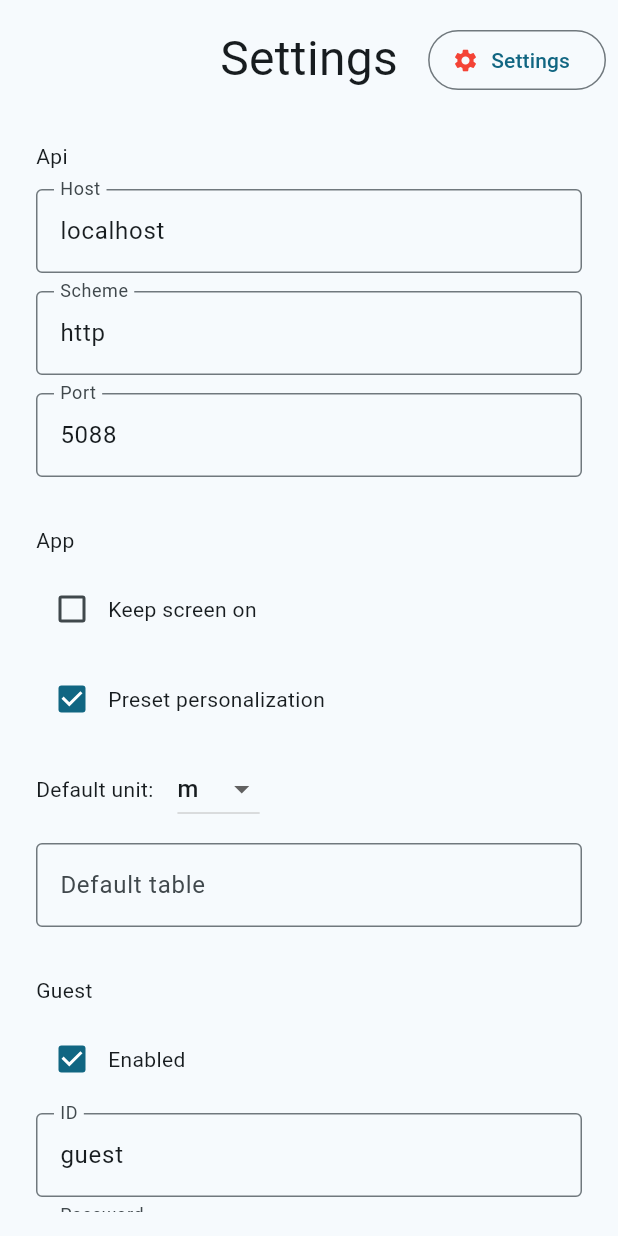
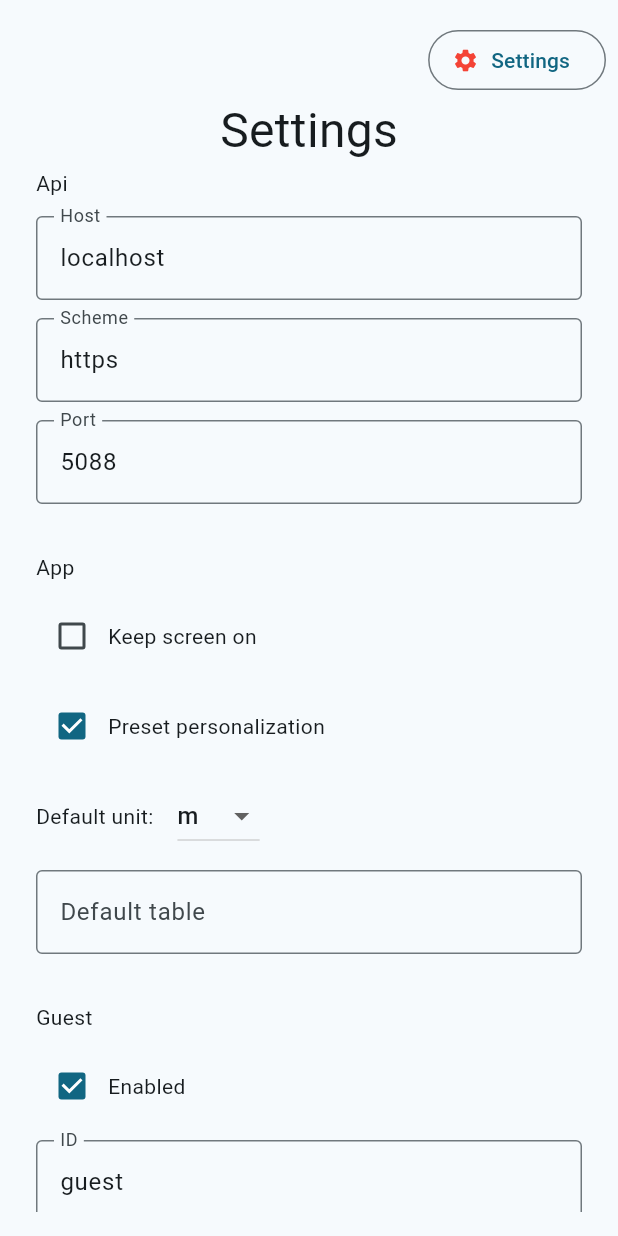
Before and after one commit to ArGeIgJuNiVi/masasas-app, a Flutter app: the screen it shows after launch, after a tap on "Settings", on a phone screen of 412 x 824 dp. Run offline on Flutter 3.47's test engine with Material 3 defaults, Android fonts, the phone set to English and light mode, and no system bars; our stand-ins replace fl_chart, flutter_svg, shared_preferences, wakelock_plus; missing offline and left inert: nfc_manager; network calls fail.

Commit message:
removed rsa, added https, and ui improvements

````diff
--- a/lib/login/login.dart
+++ b/lib/login/login.dart
@@ -29,7 +29,9 @@ Widget loginPageIcon(LoginPageMethod method) => switch (method) {
     };
 
 class Login extends StatefulWidget {
-  const Login({super.key});
+  const Login({
+    super.key,
+  });
 
   @override
   State<Login> createState() => _LoginState();
@@ -38,7 +40,7 @@ class Login extends StatefulWidget {
 class _LoginState extends State<Login> {
   bool _settingsOpen = false;
   String? _userID;
-  String? _userDailyAccessCodeRSA;
+  String? _userDailyAccessCode;
   LoginPageMethod _loginMethod = LoginPageMethod.NFC;
   bool _nfcAvailable = false;
 
@@ -87,22 +89,17 @@ class _LoginState extends State<Login> {
       case MasasasResult.ok:
         try {
           var json = jsonDecode(userCredentials.body);
-          _userID = json["UserID"];
-          MasasasResponse encryptedDailyAccessCode =
-              await MasasasApi.rsaEncrypt(json["DailyAccessCode"]);
-          switch (encryptedDailyAccessCode.result) {
-            case MasasasResult.ok:
-              _userDailyAccessCodeRSA = encryptedDailyAccessCode.body;
-              break;
-            default:
-              showError(encryptedDailyAccessCode.body, 88);
-              return;
-          }
+          setState(() {
+            _userID = json["UserID"];
+            _userDailyAccessCode = json["DailyAccessCode"];
+          });
+          break;
         } catch (e) {
           if (kDebugMode) print(e);
           showError("Received invalid user data", 88);
         }
-        return setState(() {});
+
+        return;
 
       default:
         showError(userCredentials.body, 88);
@@ -132,7 +129,7 @@ class _LoginState extends State<Login> {
       await NfcManager.instance.stopSession();
     }
     _userID = null;
-    _userDailyAccessCodeRSA = null;
+    _userDailyAccessCode = null;
 
     if (error != null) {
       showError(error, 88);
@@ -145,12 +142,12 @@ class _LoginState extends State<Login> {
   Widget build(BuildContext context) {
     if (_settingsOpen) return SettingsWidget(closeSettings: closeSettings);
 
-    if (_userID != null && _userDailyAccessCodeRSA != null) {
+    if (_userID != null && _userDailyAccessCode != null) {
       return Homepage(
         showError: showError,
         showConfirmation: showConfirmation,
         userID: _userID!,
-        userDailyAccessCodeRSA: _userDailyAccessCodeRSA!,
+        userDailyAccessCode: _userDailyAccessCode!,
         invalidateUserCredentials: invalidateUserCredentials,
         nfcAvailable: _nfcAvailable,
       );
--- a/lib/login/login_nfc.dart
+++ b/lib/login/login_nfc.dart
@@ -72,8 +72,8 @@ class _LoginNFCState extends State<LoginNFC>
               return Transform.scale(
                 scale: _animation.value,
                 child: Container(
-                  width: 200,
-                  height: 200,
+                  width: MediaQuery.of(context).size.shortestSide / 3,
+                  height: MediaQuery.of(context).size.shortestSide / 3,
                   decoration: BoxDecoration(
                     shape: BoxShape.circle,
                     color: accent,
@@ -93,7 +93,7 @@ class _LoginNFCState extends State<LoginNFC>
           const SizedBox(height: 60),
           const Text(
             "Login using your work card",
-            style: TextStyle(fontSize: 18),
+            style: TextStyle(fontSize: 16),
           ),
         ],
       ),
--- a/lib/login/login_user.dart
+++ b/lib/login/login_user.dart
@@ -22,26 +22,24 @@ class _LoginPasswordState extends State<LoginPassword> {
     return Padding(
       padding: const EdgeInsets.all(16.0),
       child: Column(
-        mainAxisAlignment: MediaQuery.of(context).size.height > 540
-            ? MainAxisAlignment.center
-            : MainAxisAlignment.start,
+        mainAxisAlignment: MainAxisAlignment.center,
         children: [
           Visibility(
-            visible: MediaQuery.of(context).size.height > 680,
+            visible: MediaQuery.of(context).size.height > 660,
             child: Icon(
               Icons.table_restaurant,
-              size: min(MediaQuery.of(context).size.height / 6,
-                  MediaQuery.of(context).size.width / 2),
+              size: min(MediaQuery.of(context).size.height / 8,
+                  MediaQuery.of(context).size.width / 3),
             ),
           ),
           Visibility(
-            visible: MediaQuery.of(context).size.height > 440,
+            visible: MediaQuery.of(context).size.height > 480,
             child: const Text(
               "Masasas",
-              style: TextStyle(fontSize: 32),
+              style: TextStyle(fontSize: 28),
             ),
           ),
-          const SizedBox(height: 32),
+          const SizedBox(height: 16),
           TextField(
             controller: _usernameController,
             decoration: const InputDecoration(
--- a/lib/masasas_api/api.dart
+++ b/lib/masasas_api/api.dart
@@ -1,10 +1,8 @@
 import 'dart:convert';
-import 'package:encrypt/encrypt.dart';
+import 'dart:io';
 import 'package:flutter/foundation.dart';
-import 'package:http/http.dart';
 import 'package:masasas_app/settings.dart';
 import 'package:masasas_app/data/error_messages.dart';
-import 'package:pointycastle/export.dart';
 
 enum MasasasResult { ok, badRequest, connectionError }
 
@@ -21,25 +19,28 @@ class MasasasResponse {
 
 /// Contains implementations for all the endpoints defined in the masasas table interface
 class MasasasApi {
-  static final Client _httpClient = Client();
+  static final HttpClient _httpClient = HttpClient()
+    ..badCertificateCallback = (_, __, ___) => true;
   static String? cachedPem;
-  static late RSA cipher;
 
   static Future<MasasasResponse> _handleRequest(
-    List<String> path,
+    String path,
     String? body,
   ) async {
-    Response response;
+    HttpClientResponse response;
+    String responseBody;
     if (body == null) {
       try {
-        response = await _httpClient.get(
+        response = await ((await _httpClient.getUrl(
           Uri(
             scheme: Settings.apiScheme,
             host: Settings.apiHost,
             port: Settings.apiPort,
-            pathSegments: path,
+            path: path,
           ),
-        );
+        )))
+            .close();
+        responseBody = await response.transform(utf8.decoder).join();
       } catch (e) {
         if (kDebugMode) print(e);
         return MasasasResponse(ErrorMessages.genericConnectionError,
@@ -47,15 +48,17 @@ class MasasasApi {
       }
     } else {
       try {
-        response = await _httpClient.post(
+        response = await ((await _httpClient.postUrl(
           Uri(
             scheme: Settings.apiScheme,
             host: Settings.apiHost,
             port: Settings.apiPort,
-            pathSegments: path,
+            path: path,
           ),
-          body: body,
-        );
+        ))
+              ..write(body))
+            .close();
+        responseBody = await response.transform(utf8.decoder).join();
       } catch (e) {
         if (kDebugMode) print(e);
         return MasasasResponse(ErrorMessages.genericConnectionError,
@@ -63,36 +66,9 @@ class MasasasApi {
       }
     }
     if (response.statusCode != 200) {
-      return MasasasResponse(response.body, MasasasResult.badRequest);
+      return MasasasResponse(responseBody, MasasasResult.badRequest);
     }
-    return MasasasResponse(response.body, MasasasResult.ok);
-  }
-
-  /// ```text
-  /// Encrypt a [String] using the server's client rsa key
-  ///
-  /// - OK Request value -
-  /// Returns a
-  static Future<MasasasResponse> rsaEncrypt(String str,
-      [String typeOfString = "password"]) async {
-    MasasasResponse rsaPem = await _handleRequest(["rsa"], null);
-
-    if (rsaPem.result != MasasasResult.ok) return rsaPem;
-
-    try {
-      if (rsaPem.body != cachedPem) {
-        cachedPem = rsaPem.body;
-        cipher =
-            RSA(publicKey: RSAKeyParser().parse(rsaPem.body) as RSAPublicKey);
-      }
-      return MasasasResponse(
-          cipher.encrypt(utf8.encode(str)).base16.toUpperCase(),
-          MasasasResult.ok);
-    } catch (e) {
-      if (kDebugMode) print(e);
-      return MasasasResponse(
-          "Failed encrypting $typeOfString", MasasasResult.badRequest);
-    }
+    return MasasasResponse(responseBody, MasasasResult.ok);
   }
 
   /// ```text
@@ -104,11 +80,7 @@ class MasasasApi {
   /// - Bad Request errors -
   /// "Invalid user id or daily access code"
   static Future<MasasasResponse> getUser(String userID, String password) async {
-    MasasasResponse passwordRSA = await rsaEncrypt(password);
-    if (passwordRSA.result != MasasasResult.ok) return passwordRSA;
-
-    return await _handleRequest(
-        ["user", userID, passwordRSA.body.toUpperCase()], null);
+    return await _handleRequest("/user/$userID/$password", null);
   }
 
   /// ```text
@@ -120,9 +92,9 @@ class MasasasApi {
   /// - Bad Request errors -
   /// "Invalid user id or daily access code"
   static Future<MasasasResponse> getUserPreferences(
-          String userID, String userDailyAccessCodeRSA) async =>
+          String userID, String userDailyAccessCode) async =>
       await _handleRequest(
-          ["user", userID, userDailyAccessCodeRSA, "get_preferences"], null);
+          "/user/$userID/$userDailyAccessCode/get_preferences", null);
 
   /// ```text
   /// Get if the user is able to set preferences
@@ -133,10 +105,9 @@ class MasasasApi {
   /// Bad Request errors:
   /// "Invalid user id or daily access code"
   static Future<MasasasResponse> getUserPersonalizationState(
-          String userID, String userDailyAccessCodeRSA) async =>
+          String userID, String userDailyAccessCode) async =>
       await _handleRequest(
-          ["user", userID, userDailyAccessCodeRSA, "get_personalization_state"],
-          null);
+          "/user/$userID/$userDailyAccessCode/get_personalization_state", null);
 
   /// ```text
   /// Get if the user is able to delete their own account
@@ -147,10 +118,9 @@ class MasasasApi {
   /// Bad Request errors:
   /// "Invalid user id or daily access code"
   static Future<MasasasResponse> getUserSelfDeletionState(
-          String userID, String userDailyAccessCodeRSA) async =>
+          String userID, String userDailyAccessCode) async =>
       await _handleRequest(
-          ["user", userID, userDailyAccessCodeRSA, "get_personalization_state"],
-          null);
+          "/user/$userID/$userDailyAccessCode/get_self_deletion_state", null);
 
   /// ```text
   /// Get the list of all tables and their daily access codes
@@ -161,9 +131,9 @@ class MasasasApi {
   /// - Bad Request errors -
   /// "Invalid user id or daily access code"
   static Future<MasasasResponse> getTables(
-          String userID, String userDailyAccessCodeRSA) async =>
+          String userID, String userDailyAccessCode) async =>
       await _handleRequest(
-          ["user", userID, userDailyAccessCodeRSA, "get_tables"], null);
+          "/user/$userID/$userDailyAccessCode/get_tables", null);
 
   /// ```text
   /// Delete self
@@ -178,9 +148,9 @@ class MasasasApi {
   ///
   /// "Cannot delete the last administrator"
   static Future<MasasasResponse> deleteUserSelf(
-          String userID, String userDailyAccessCodeRSA) async =>
+          String userID, String userDailyAccessCode) async =>
       await _handleRequest(
-          ["user", userID, userDailyAccessCodeRSA, "delete_user"], null);
+          "/user/$userID/$userDailyAccessCode/delete_user", null);
 
   /// ```text
   /// Set user preferences
@@ -200,9 +170,8 @@ class MasasasApi {
   /// [EXAMPLE]
   /// """
   static Future<MasasasResponse> setPreferences(String userID,
-          String userDailyAccessCodeRSA, String preferencesJson) async =>
-      await _handleRequest(
-          ["user", userID, userDailyAccessCodeRSA, "set_preferences"],
+          String userDailyAccessCode, String preferencesJson) async =>
+      await _handleRequest("/user/$userID/$userDailyAccessCode/set_preferences",
           preferencesJson);
 
   /// ```text
@@ -216,7 +185,7 @@ class MasasasApi {
   static Future<MasasasResponse> getTableData(
           String tableID, String tableDailyAccessCode) async =>
       await _handleRequest(
-          ["table", tableID, tableDailyAccessCode, "get_data"], null);
+          "/table/$tableID/$tableDailyAccessCode/get_data", null);
 
   /// ```text
   /// Set table height (num, in meters)
@@ -230,8 +199,7 @@ class MasasasApi {
   /// "Invalid table height, should be a double in meters"
   static Future<MasasasResponse> setTableHeight(
           String tableID, String tableDailyAccessCode, num height) async =>
-      await _handleRequest(
-          ["table", tableID, tableDailyAccessCode, "set_height"],
+      await _handleRequest("/table/$tableID/$tableDailyAccessCode/set_height",
           height.toString());
 
   /// ```text
@@ -247,7 +215,7 @@ class MasasasApi {
   static Future<MasasasResponse> setTableHeightPercentage(String tableID,
           String tableDailyAccessCode, num heightPercentage) async =>
       await _handleRequest(
-          ["table", tableID, tableDailyAccessCode, "set_height_percentage"],
+          "/table/$tableID/$tableDailyAccessCode/set_height_percentage",
           heightPercentage.toString());
 
   /// ```text
@@ -260,7 +228,7 @@ class MasasasApi {
   /// "Invalid admin id or daily access code"
   static Future<MasasasResponse> adminGet(
           String adminID, String adminDailyAccessCode) async =>
-      await _handleRequest(["admin", adminID, adminDailyAccessCode], null);
+      await _handleRequest("/admin/$adminID/$adminDailyAccessCode", null);
 
   /// ```text
   /// Get the list of all users
@@ -275,7 +243,7 @@ class MasasasApi {
   static Future<MasasasResponse> adminGetUsers(
           String adminID, String adminDailyAccessCode) async =>
       await _handleRequest(
-          ["admin", adminID, adminDailyAccessCode, "get_users"], null);
+          "/admin/$adminID/$adminDailyAccessCode/get_users", null);
 
   /// ```text
   /// Disable initial warning about the default account
@@ -290,8 +258,7 @@ class MasasasApi {
   static Future<MasasasResponse> adminDisableGuestWarning(
           String adminID, String adminDailyAccessCode) async =>
       await _handleRequest(
-          ["admin", adminID, adminDailyAccessCode, "disable_guest_warning"],
-          null);
+          "/admin/$adminID/$adminDailyAccessCode/disable_guest_warning", null);
 
   /// ```text
   /// Enable the ability of the users to delete their own accounts
@@ -306,7 +273,7 @@ class MasasasApi {
   static Future<MasasasResponse> adminEnableUsersSelfDeletion(
           String adminID, String adminDailyAccessCode) async =>
       await _handleRequest(
-          ["admin", adminID, adminDailyAccessCode, "enable_user_self_deletion"],
+          "/admin/$adminID/$adminDailyAccessCode/enable_user_self_deletion",
           null);
 
   /// ```text
@@ -321,12 +288,9 @@ class MasasasApi {
   /// "Unauthorized user"
   static Future<MasasasResponse> adminDisableUsersSelfDeletion(
           String adminID, String adminDailyAccessCode) async =>
-      await _handleRequest([
-        "admin",
-        adminID,
-        adminDailyAccessCode,
-        "disable_user_self_deletion"
-      ], null);
+      await _handleRequest(
+          "/admin/$adminID/$adminDailyAccessCode/disable_user_self_deletion",
+          null);
 
   /// ```text
   /// Enable the ability of the users to modify their account personalization
@@ -340,12 +304,9 @@ class MasasasApi {
   /// "Unauthorized user"
   static Future<MasasasResponse> adminEnableUsersPersonalization(
           String adminID, String adminDailyAccessCode) async =>
-      await _handleRequest([
-        "admin",
-        adminID,
-        adminDailyAccessCode,
-        "enable_user_personalization"
-      ], null);
+      await _handleRequest(
+          "/admin/$adminID/$adminDailyAccessCode/enable_user_personalization",
+          null);
 
   /// ```text
   /// Disable the ability of the users to modify their account personalization
@@ -359,12 +320,9 @@ class MasasasApi {
   /// "Unauthorized user"
   static Future<MasasasResponse> adminDisableUsersPersonalization(
           String adminID, String adminDailyAccessCode) async =>
-      await _handleRequest([
-        "admin",
-        adminID,
-        adminDailyAccessCode,
-        "disable_user_personalization"
-      ], null);
+      await _handleRequest(
+          "/admin/$adminID/$adminDailyAccessCode/disable_user_personalization",
+          null);
 
   /// ```text
   /// Enable the ability of a user to modify their account personalization
@@ -380,13 +338,9 @@ class MasasasApi {
   /// "User does not exist"
   static Future<MasasasResponse> adminEnableUserPersonalization(
           String adminID, String adminDailyAccessCode, String userID) async =>
-      await _handleRequest([
-        "admin",
-        adminID,
-        adminDailyAccessCode,
-        "enable_user_personalization",
-        userID
-      ], null);
+      await _handleRequest(
+          "/admin/$adminID/$adminDailyAccessCode/enable_user_personalization/$userID",
+          null);
 
   /// ```text
   /// Disable the ability of a user to modify their account personalization
@@ -402,13 +356,9 @@ class MasasasApi {
   /// "User does not exist"
   static Future<MasasasResponse> adminDisableUserPersonalization(
           String adminID, String adminDailyAccessCode, String userID) async =>
-      await _handleRequest([
-        "admin",
-        adminID,
-        adminDailyAccessCode,
-        "disable_user_personalization",
-        userID
-      ], null);
+      await _handleRequest(
+          "/admin/$adminID/$adminDailyAccessCode/disable_user_personalization/$userID",
+          null);
 
   /// ```text
   /// Delete a user account
@@ -427,8 +377,7 @@ class MasasasApi {
   static Future<MasasasResponse> adminDeleteUser(
           String adminID, String adminDailyAccessCode, String userID) async =>
       await _handleRequest(
-          ["admin", adminID, adminDailyAccessCode, "delete_user", userID],
-          null);
+          "/admin/$adminID/$adminDailyAccessCode/delete_user/$userID", null);
 
   /// ```text
   /// Delete a table
@@ -445,8 +394,7 @@ class MasasasApi {
   static Future<MasasasResponse> adminDeleteTable(
           String adminID, String adminDailyAccessCode, String tableID) async =>
       await _handleRequest(
-          ["admin", adminID, adminDailyAccessCode, "delete_table", tableID],
-          null);
+          "/admin/$adminID/$adminDailyAccessCode/delete_table/$tableID", null);
 
   /// ```text
   /// Set the time to reload a file or null to disable automatic reloading (num, in seconds)
@@ -463,7 +411,7 @@ class MasasasApi {
   static Future<MasasasResponse> adminSetConfigReloadTimeSeconds(
           String adminID, String adminDailyAccessCode, num time) async =>
       await _handleRequest(
-          ["admin", adminID, adminDailyAccessCode, "set_config_reload_seconds"],
+          "/admin/$adminID/$adminDailyAccessCode/set_config_reload_seconds",
           time.toString());
 
   /// ```text
@@ -488,7 +436,7 @@ class MasasasApi {
   static Future<MasasasResponse> adminCreateUser(String adminID,
           String adminDailyAccessCode, String userID, String userJson) async =>
       await _handleRequest(
-          ["admin", adminID, adminDailyAccessCode, "create_user", userID],
+          "/admin/$adminID/$adminDailyAccessCode/create_user/$userID",
           userJson);
 
   /// ```text
@@ -514,6 +462,6 @@ class MasasasApi {
           String tableID,
           String tableJson) async =>
       await _handleRequest(
-          ["admin", adminID, adminDailyAccessCode, "create_table", tableID],
+          "/admin/$adminID/$adminDailyAccessCode/create_table/$tableID",
           tableJson);
 }
--- a/lib/masasas_api/api_json.dart
+++ b/lib/masasas_api/api_json.dart
@@ -1,5 +1,3 @@
-import 'package:masasas_app/masasas_api/api.dart';
-
 /// Returns the json representation of an [UnsecuredUser] (server type)
 /// used in the [MasasasAPI.adminCreateUser] method
 Future<String> newUserJson(
@@ -12,7 +10,7 @@ Future<String> newUserJson(
 ]) async =>
     """
 {
-  "PasswordRSA": "${await MasasasApi.rsaEncrypt(password)}",
+  "Password": "$password",
   "Preferences": {
     "Name": "$username",
     "HeightPresets": []
--- a/lib/settings.dart
+++ b/lib/settings.dart
@@ -10,7 +10,7 @@ abstract class Settings {
   static bool _initialized = false;
   static bool _waiting = false;
 
-  static var apiScheme = "http";
+  static var apiScheme = "https";
   static var apiHost = "localhost";
   static var apiPort = 5088;
 
@@ -26,7 +26,7 @@ abstract class Settings {
   static var trackingEnabled = true;
   static var trackingGuest = false;
   static var trackingMaxMinutes = 480;
-  static var trackingMaxSessions = 480;
+  static var trackingMaxSessions = 5;
   static var trackingSittingReminder = true;
   static var trackingSittingTooLongMinutes = 120;
   static var trackingSittingHeight = HeightValue("m", 1.0);
@@ -266,12 +266,11 @@ class _SettingsWidgetState extends State<SettingsWidget> {
 
     return Stack(
       children: [
-        SingleChildScrollView(
-          child: Wrap(
-            runSpacing: 32,
-            alignment: WrapAlignment.spaceAround,
-            children: [
-              const Center(
+        Positioned(
+          top: MediaQuery.of(context).size.width > 500 ? 0 : 48,
+          left: 0,
+          right: 0,
+          child: const Center(
             child: Text(
               "Settings",
               style: TextStyle(
@@ -279,6 +278,17 @@ class _SettingsWidgetState extends State<SettingsWidget> {
               ),
             ),
           ),
+        ),
+        Positioned(
+          top: MediaQuery.of(context).size.width > 500 ? 48 : 96,
+          left: 0,
+          right: 0,
+          bottom: 0,
+          child: SingleChildScrollView(
+            child: Wrap(
+              runSpacing: 32,
+              alignment: WrapAlignment.spaceAround,
+              children: [
                 SizedBox(
                   width: columnWidth,
                   child: Column(
@@ -471,14 +481,15 @@ class _SettingsWidgetState extends State<SettingsWidget> {
                                     updateConfig();
                                   },
                                 ),
-                              const Text("Track guest"),
+                                const Text("Guest tracking history"),
                               ],
                             ),
                           ),
                           Visibility(
                             visible: _trackingEnabled,
                             child: TextField(
-                            keyboardType: const TextInputType.numberWithOptions(
+                              keyboardType:
+                                  const TextInputType.numberWithOptions(
                                       decimal: true),
                               inputFormatters: <TextInputFormatter>[
                                 FilteringTextInputFormatter.digitsOnly
@@ -494,7 +505,8 @@ class _SettingsWidgetState extends State<SettingsWidget> {
                           Visibility(
                             visible: _trackingEnabled,
                             child: TextField(
-                            keyboardType: const TextInputType.numberWithOptions(
+                              keyboardType:
+                                  const TextInputType.numberWithOptions(
                                       decimal: true),
                               inputFormatters: <TextInputFormatter>[
                                 FilteringTextInputFormatter.digitsOnly
@@ -524,7 +536,8 @@ class _SettingsWidgetState extends State<SettingsWidget> {
                             ),
                           ),
                           Visibility(
-                          visible: _trackingEnabled && _trackingSittingReminder,
+                            visible:
+                                _trackingEnabled && _trackingSittingReminder,
                             child: Row(
                               children: [
                                 SizedBox(
@@ -557,7 +570,8 @@ class _SettingsWidgetState extends State<SettingsWidget> {
                                         DropdownMenuItem(
                                             value: "%", child: Text("%")),
                                         DropdownMenuItem(
-                                          value: "burgers", child: Text("inch"))
+                                            value: "burgers",
+                                            child: Text("inch"))
                                       ],
                                       onChanged: (String? val) {
                                         if (_trackingSittingHeightUnit == "%" ||
@@ -579,9 +593,11 @@ class _SettingsWidgetState extends State<SettingsWidget> {
                             ),
                           ),
                           Visibility(
-                          visible: _trackingEnabled && _trackingSittingReminder,
+                            visible:
+                                _trackingEnabled && _trackingSittingReminder,
                             child: TextField(
-                            keyboardType: const TextInputType.numberWithOptions(
+                              keyboardType:
+                                  const TextInputType.numberWithOptions(
                                       decimal: true),
                               inputFormatters: <TextInputFormatter>[
                                 FilteringTextInputFormatter.digitsOnly
@@ -602,6 +618,7 @@ class _SettingsWidgetState extends State<SettingsWidget> {
               ],
             ),
           ),
+        ),
         Positioned(
           top: 0,
           right: 0,
--- a/pubspec.yaml
+++ b/pubspec.yaml
@@ -35,13 +35,9 @@ dependencies:
   # The following adds the Cupertino Icons font to your application.
   # Use with the CupertinoIcons class for iOS style icons.
   cupertino_icons: ^1.0.8
-  http: ^1.2.2
   nfc_manager: ^3.5.0
   flutter_svg: ^2.0.14
   shared_preferences: ^2.3.3
-  pointycastle: ^3.9.1
-  encrypt: ^5.0.3
-  convert: ^3.1.2
   wakelock_plus: ^1.2.8
   fl_chart: ^0.69.0
 
@@ -54,7 +50,7 @@ dev_dependencies:
   # activated in the `analysis_options.yaml` file located at the root of your
   # package. See that file for information about deactivating specific lint
   # rules and activating additional ones.
-  flutter_lints: ^4.0.0
+  flutter_lints: ^5.0.0
 
 # For information on the generic Dart part of this file, see the
 # following page: https://dart.dev/tools/pub/pubspec
````
Also changed, not shown: lib/admin.dart (+6 -6 lines), lib/homepage.dart (+21 -26 lines), lib/nfc.dart (+6 -6 lines), lib/table_manager.dart (+28 -22 lines), lib/user_stats.dart (+10 -16 lines), pubspec.lock. Lines whose indentation alone changed are shown as unchanged.
